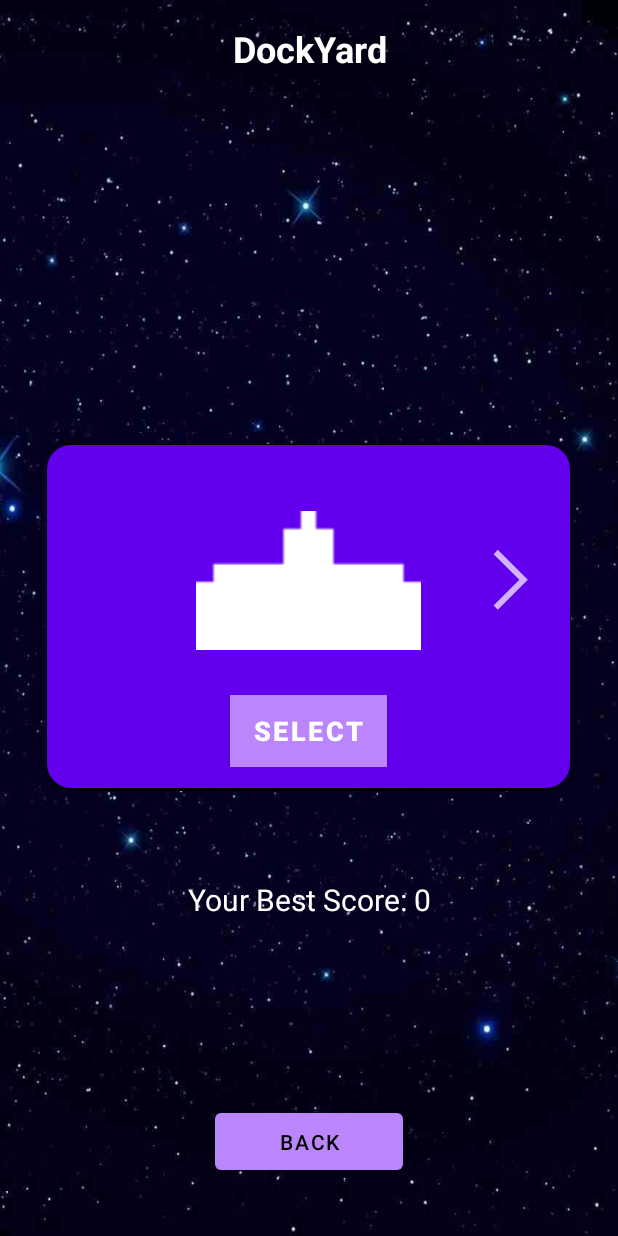
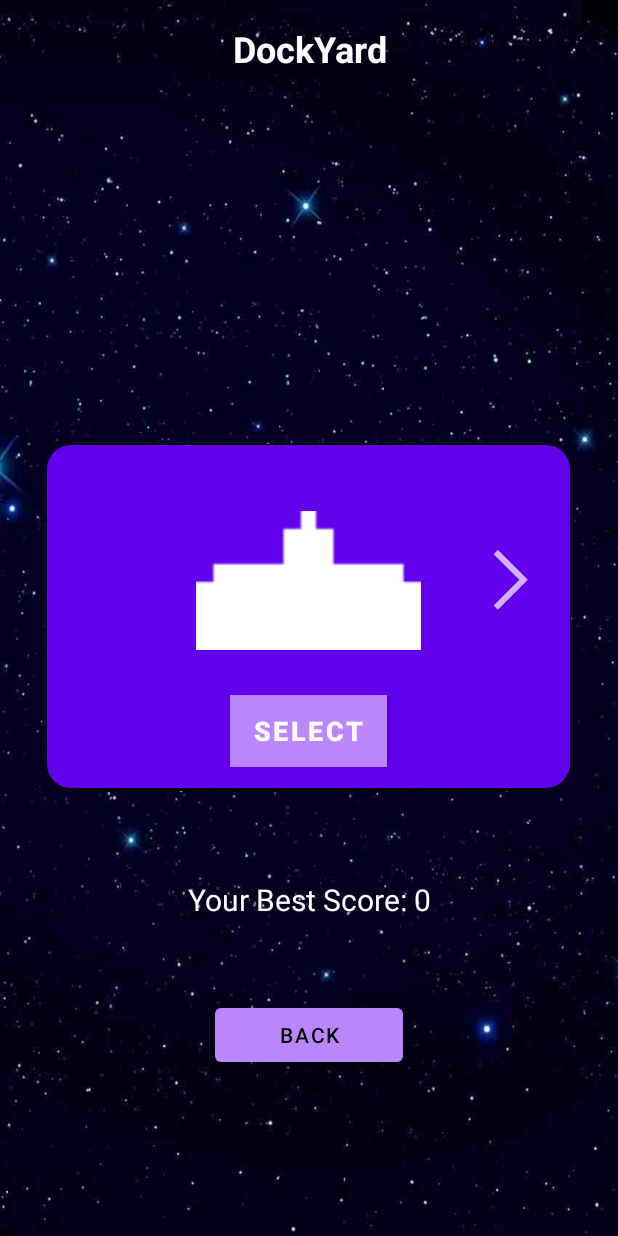
Before and after one commit to FalgunThakwani/Space-invaders-Android, an Android app: the DockYard screen opened directly, with no data from a screen before it, on a phone screen of 412 x 824 dp. Run offline under Robolectric (Android 15) with nearby library versions, the phone set to English and light mode, and no system bars.

Commit message:
dockyard back button position changed

```diff
--- a/Space-invaders/app/src/main/res/layout/activity_dock_yard.xml
+++ b/Space-invaders/app/src/main/res/layout/activity_dock_yard.xml
@@ -19,16 +19,23 @@
             android:textAlignment="center"
             android:textColor="@android:color/white"
             android:textSize="24sp" android:textStyle="bold"/>
+
         <TextView
             android:id="@+id/textView_playerBestScore"
             android:layout_width="match_parent"
-            android:layout_height="150dp" android:text="TextView" android:textAlignment="center"
-            android:textColor="#FFFFFF" android:textSize="20sp"/>
+            android:layout_height="80dp"
+            android:text="TextView"
+            android:textAlignment="center"
+            android:textColor="#FFFFFF"
+            android:textSize="20sp" />
+
         <Button
             android:id="@+id/button_dockyard_back"
             android:layout_width="125dp"
-            android:layout_height="50dp" android:layout_marginLeft="143dp"
-            android:text="BACK" android:textAlignment="center"/>
+            android:layout_height="wrap_content"
+            android:layout_marginLeft="143dp"
+            android:text="BACK"
+            android:textAlignment="center" />
     </LinearLayout>
 
     <LinearLayout
```
